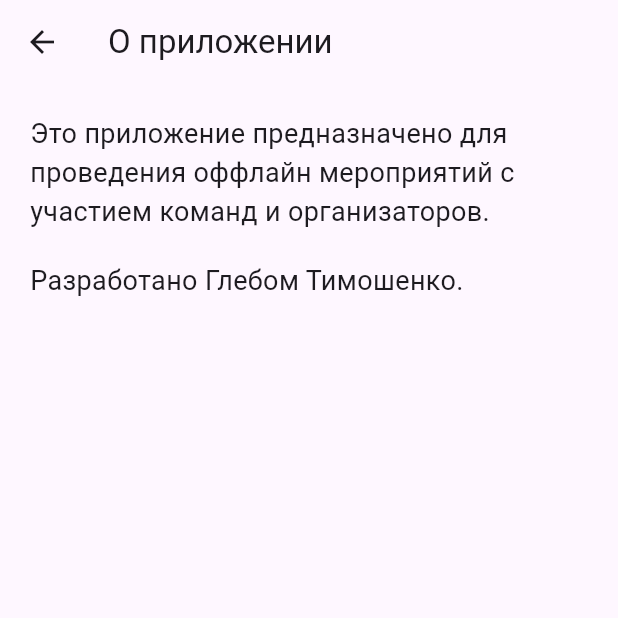
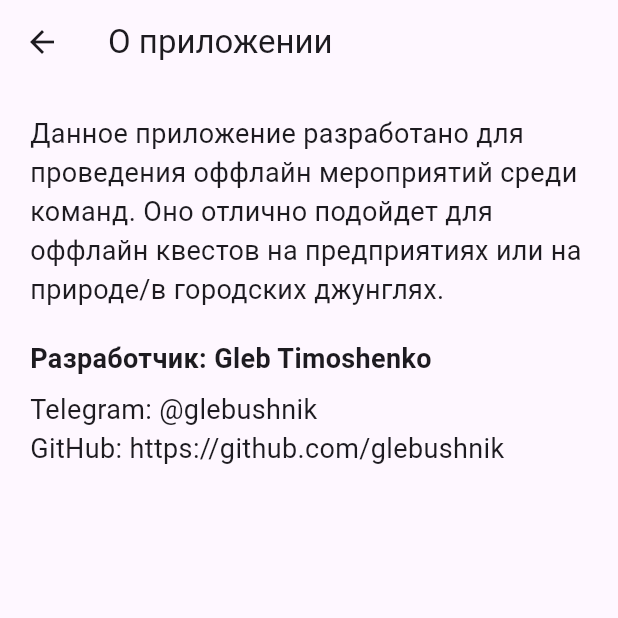
Before and after one commit to GTimoshenko/dozorV3, a Flutter app: the AboutPage screen opened directly, on a phone screen of 412 x 824 dp, the top half of it. Run offline on Flutter 3.47's test engine with Material 3 defaults, Android fonts, the phone set to English and light mode, and no system bars; our stand-ins replace cloud_firestore, firebase_auth, firebase_core; accounts and stored records are empty.

Commit message:
aboutpage

```diff
--- a/lib/pages/about_page.dart
+++ b/lib/pages/about_page.dart
@@ -15,12 +15,21 @@ class AboutPage extends StatelessWidget {
           crossAxisAlignment: CrossAxisAlignment.start,
           children: [
             Text(
-              'Это приложение предназначено для проведения оффлайн мероприятий с участием команд и организаторов.',
+              'Данное приложение разработано для проведения оффлайн мероприятий среди команд. Оно отлично подойдет для оффлайн квестов на предприятиях или на природе/в городских джунглях.',
               style: TextStyle(fontSize: 18),
             ),
             SizedBox(height: 20),
             Text(
-              'Разработано Глебом Тимошенко.',
+              'Разработчик: Gleb Timoshenko',
+              style: TextStyle(fontSize: 18, fontWeight: FontWeight.bold),
+            ),
+            SizedBox(height: 8),
+            Text(
+              'Telegram: @glebushnik',
+              style: TextStyle(fontSize: 18),
+            ),
+            Text(
+              'GitHub: https://github.com/glebushnik',
               style: TextStyle(fontSize: 18),
             ),
           ],
```
Also changed, not shown: pubspec.yaml (+8 -0 lines), lib/assets/icons/icon.png (added), pubspec.lock.
